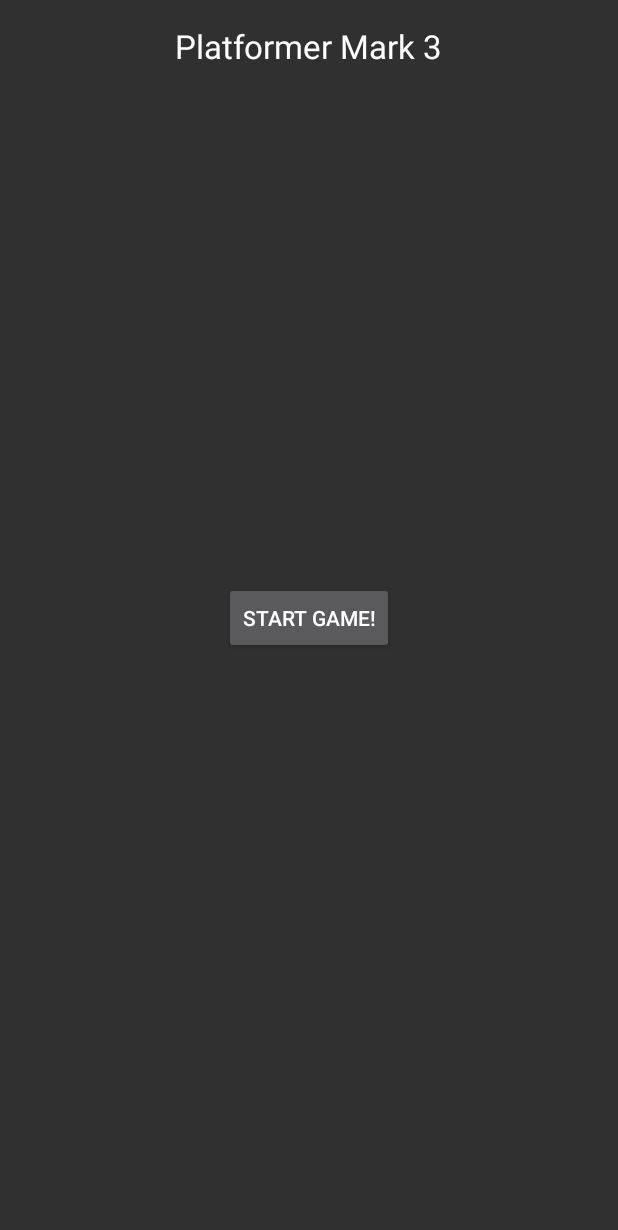
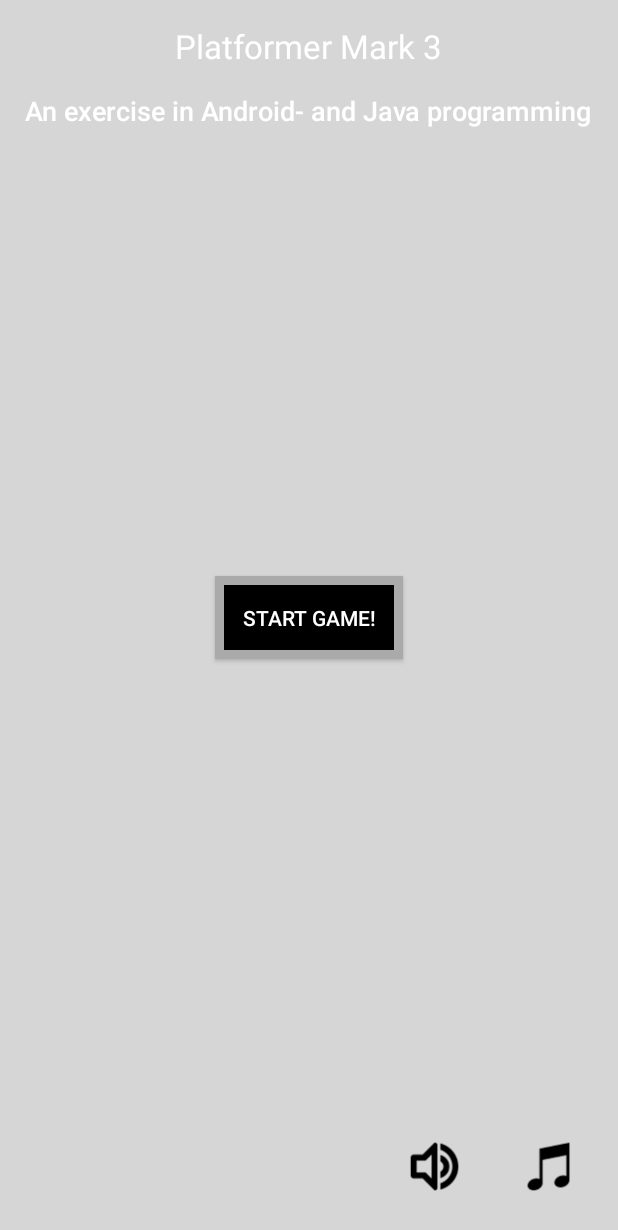
Before and after one commit to ulfben/PlatformerMK3, an Android app: the screen it shows after launch (MainActivity), on a phone screen of 412 x 824 dp. Shown: the top 1230 px of the screen. Run offline under Robolectric (Android 15) with nearby library versions, the phone set to English and light mode, and no system bars.

```diff
--- a/app/src/main/res/layout/fragment_main_menu.xml
+++ b/app/src/main/res/layout/fragment_main_menu.xml
@@ -1,23 +1,57 @@
-<FrameLayout xmlns:android="http://schemas.android.com/apk/res/android"
-             xmlns:tools="http://schemas.android.com/tools"
-             android:layout_width="match_parent"
-             android:layout_height="match_parent"
-             tools:context="com.ulfben.PlatformerMK3.fragments.MainMenuFragment">
+<?xml version="1.0" encoding="utf-8"?>
+<RelativeLayout xmlns:android="http://schemas.android.com/apk/res/android"
+                android:layout_width="match_parent"
+                android:layout_height="match_parent"
+    >
 
+    <ImageView
+        android:layout_width="match_parent"
+        android:layout_height="match_parent"
+        android:scaleType="centerCrop"
+        android:src="@drawable/background"/>
 
     <TextView
-        android:layout_gravity="center_horizontal|top"
+        android:textColor="@color/text_color"
+        android:id="@+id/main_title"
         style="@android:style/TextAppearance.DeviceDefault.Large"
         android:layout_marginTop="@dimen/activity_vertical_margin"
-        android:text="@string/app_name"
+        android:text="@string/game_title"
+        android:layout_centerHorizontal="true"
+        android:layout_width="wrap_content"
+        android:layout_height="wrap_content" />
+
+    <TextView
+        android:textColor="@color/text_color"
+        android:layout_below="@+id/main_title"
+        style="@android:style/TextAppearance.DeviceDefault.Medium"
+        android:layout_marginTop="@dimen/activity_vertical_margin"
+        android:text="@string/game_subtitle"
+        android:layout_centerHorizontal="true"
         android:layout_width="wrap_content"
         android:layout_height="wrap_content" />
 
     <Button
         android:id="@+id/btn_start"
+        android:layout_centerInParent="true"
         android:layout_width="wrap_content"
         android:layout_height="wrap_content"
-        android:layout_gravity="center"
+        android:background="@drawable/button_square_bg"
         android:text="@string/start" />
 
-</FrameLayout>
+    <ImageView
+        style="@style/iconButton"
+        android:id="@+id/btn_sound"
+        android:layout_margin="@dimen/activity_vertical_margin"
+        android:src="@drawable/sounds_on_no_bg"
+        android:layout_alignParentBottom="true"
+        android:layout_alignParentRight="true"
+        />
+
+    <ImageView
+        style="@style/iconButton"
+        android:id="@+id/btn_music"
+        android:layout_alignBottom="@+id/btn_sound"
+        android:src="@drawable/music_on_no_bg"
+        android:layout_toLeftOf="@+id/btn_sound"
+        />
+</RelativeLayout>
--- a/build.gradle
+++ b/build.gradle
@@ -5,7 +5,7 @@ buildscript {
         jcenter()
     }
     dependencies {
-        classpath 'com.android.tools.build:gradle:2.3.0'
+        classpath 'com.android.tools.build:gradle:2.3.1'
 
         // NOTE: Do not place your application dependencies here; they belong
         // in the individual module build.gradle files
```
Also changed, not shown: app/src/main/java/com/ulfben/PlatformerMK3/fragments/GameFragment.java (+21 -40 lines), app/src/main/java/com/ulfben/PlatformerMK3/fragments/MainMenuFragment.java (+16 -7 lines), app/src/main/java/com/ulfben/PlatformerMK3/gui/ExitDialog.java (added, +36 -0 lines), app/src/main/java/com/ulfben/PlatformerMK3/gui/QuitDialog.java (deleted, +0 -37 lines), app/src/main/res/layout/dialog_exit.xml (added, +37 -0 lines).
